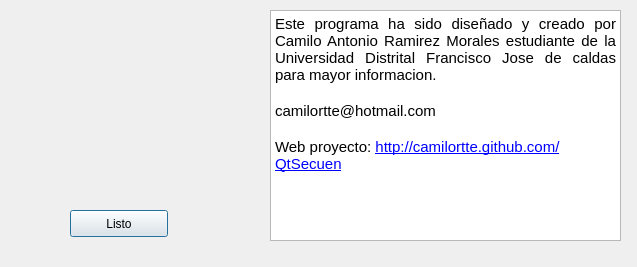
camilortte/QtSecuen, file src/Forms/dialog.ui: the form before one commit.
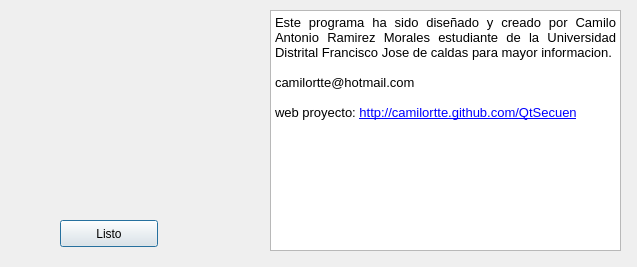
The form after the commit. Icons and pictures are not drawn.

Commit message: QtSecuen By C4M170RT3

What changed in the file:
```diff
--- a/src/Forms/dialog.ui
+++ b/src/Forms/dialog.ui
@@ -32,8 +32,8 @@
   <widget class="QPushButton" name="pushButton">
    <property name="geometry">
     <rect>
-     <x>70</x>
-     <y>210</y>
+     <x>60</x>
+     <y>220</y>
      <width>98</width>
      <height>27</height>
     </rect>
@@ -61,7 +61,7 @@
      <x>270</x>
      <y>10</y>
      <width>351</width>
-     <height>231</height>
+     <height>241</height>
     </rect>
    </property>
    <property name="readOnly">
@@ -72,11 +72,11 @@
 &lt;html&gt;&lt;head&gt;&lt;meta name=&quot;qrichtext&quot; content=&quot;1&quot; /&gt;&lt;style type=&quot;text/css&quot;&gt;
 p, li { white-space: pre-wrap; }
 &lt;/style&gt;&lt;/head&gt;&lt;body style=&quot; font-family:'Sans Serif'; font-size:9pt; font-weight:400; font-style:normal;&quot;&gt;
-&lt;p align=&quot;justify&quot; style=&quot; margin-top:0px; margin-bottom:0px; margin-left:0px; margin-right:0px; -qt-block-indent:0; text-indent:0px;&quot;&gt;&lt;span style=&quot; font-family:'Ubuntu'; font-size:11pt; color:#000000;&quot;&gt;Este programa ha sido diseñado y creado por &lt;/span&gt;&lt;span style=&quot; font-family:'Courier New,courier'; font-size:11pt; color:#000000;&quot;&gt;Camilo Antonio Ramirez Morales estudiante de la Universidad Distrital Francisco Jose de caldas para mayor informacion.&lt;/span&gt;&lt;/p&gt;
-&lt;p align=&quot;justify&quot; style=&quot;-qt-paragraph-type:empty; margin-top:0px; margin-bottom:0px; margin-left:0px; margin-right:0px; -qt-block-indent:0; text-indent:0px; font-family:'Courier New,courier'; font-size:11pt; color:#000000;&quot;&gt;&lt;br /&gt;&lt;/p&gt;
-&lt;p align=&quot;justify&quot; style=&quot; margin-top:0px; margin-bottom:0px; margin-left:0px; margin-right:0px; -qt-block-indent:0; text-indent:0px;&quot;&gt;&lt;span style=&quot; font-family:'Courier New,courier'; font-size:11pt; color:#000000;&quot;&gt;camilortte@hotmail.com&lt;/span&gt;&lt;/p&gt;
-&lt;p style=&quot;-qt-paragraph-type:empty; margin-top:0px; margin-bottom:0px; margin-left:0px; margin-right:0px; -qt-block-indent:0; text-indent:0px; font-family:'Courier New,courier'; font-size:11pt; color:#000000;&quot;&gt;&lt;br /&gt;&lt;/p&gt;
-&lt;p style=&quot; margin-top:0px; margin-bottom:0px; margin-left:0px; margin-right:0px; -qt-block-indent:0; text-indent:0px;&quot;&gt;&lt;span style=&quot; font-family:'Courier New,courier'; font-size:11pt; color:#000000;&quot;&gt;Web proyecto: &lt;/span&gt;&lt;a href=&quot;http://camilortte.github.com/QtSecuen&quot;&gt;&lt;span style=&quot; font-family:'Ubuntu'; font-size:11pt; text-decoration: underline; color:#0000ff;&quot;&gt;http://camilortte.github.com/QtSecuen&lt;/span&gt;&lt;/a&gt;&lt;/p&gt;&lt;/body&gt;&lt;/html&gt;</string>
+&lt;p align=&quot;justify&quot; style=&quot; margin-top:0px; margin-bottom:0px; margin-left:0px; margin-right:0px; -qt-block-indent:0; text-indent:0px;&quot;&gt;&lt;span style=&quot; font-size:10pt;&quot;&gt;Este programa ha sido diseñado y creado por Camilo Antonio Ramirez Morales estudiante de la Universidad Distrital Francisco Jose de caldas para mayor informacion.&lt;/span&gt;&lt;/p&gt;
+&lt;p align=&quot;justify&quot; style=&quot;-qt-paragraph-type:empty; margin-top:0px; margin-bottom:0px; margin-left:0px; margin-right:0px; -qt-block-indent:0; text-indent:0px; font-size:10pt;&quot;&gt;&lt;br /&gt;&lt;/p&gt;
+&lt;p align=&quot;justify&quot; style=&quot; margin-top:0px; margin-bottom:0px; margin-left:0px; margin-right:0px; -qt-block-indent:0; text-indent:0px;&quot;&gt;&lt;span style=&quot; font-size:10pt;&quot;&gt;camilortte@hotmail.com&lt;/span&gt;&lt;/p&gt;
+&lt;p align=&quot;justify&quot; style=&quot;-qt-paragraph-type:empty; margin-top:0px; margin-bottom:0px; margin-left:0px; margin-right:0px; -qt-block-indent:0; text-indent:0px; font-size:10pt;&quot;&gt;&lt;br /&gt;&lt;/p&gt;
+&lt;p align=&quot;justify&quot; style=&quot; margin-top:0px; margin-bottom:0px; margin-left:0px; margin-right:0px; -qt-block-indent:0; text-indent:0px;&quot;&gt;&lt;span style=&quot; font-size:10pt;&quot;&gt;web proyecto: &lt;/span&gt;&lt;a href=&quot;http://camilortte.github.com/QtSecuen&quot;&gt;&lt;span style=&quot; font-family:'Ubuntu'; font-size:10pt; text-decoration: underline; color:#0000ff;&quot;&gt;http://camilortte.github.com/QtSecuen&lt;/span&gt;&lt;/a&gt;&lt;/p&gt;&lt;/body&gt;&lt;/html&gt;</string>
    </property>
   </widget>
  </widget>
```
The commit also changes 1 other file.
